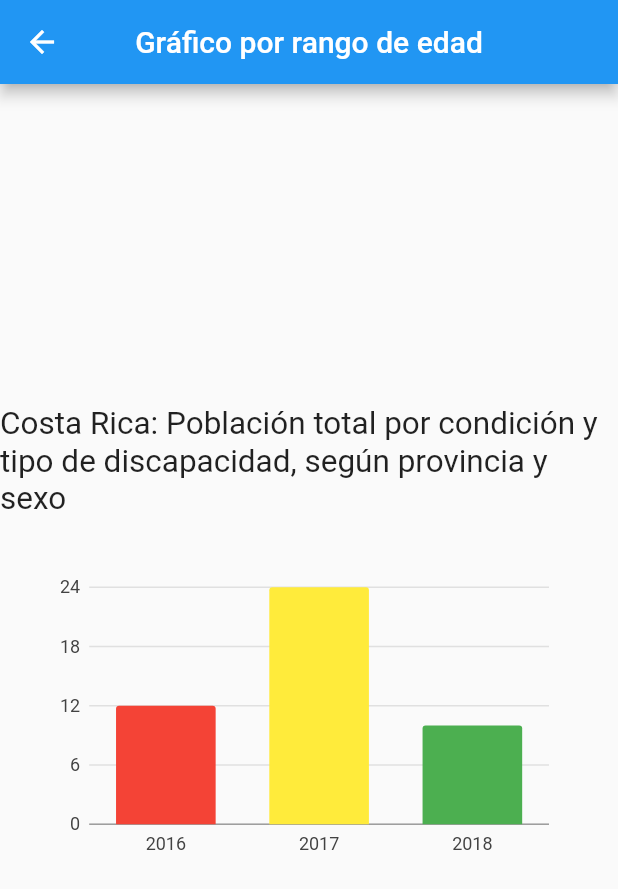
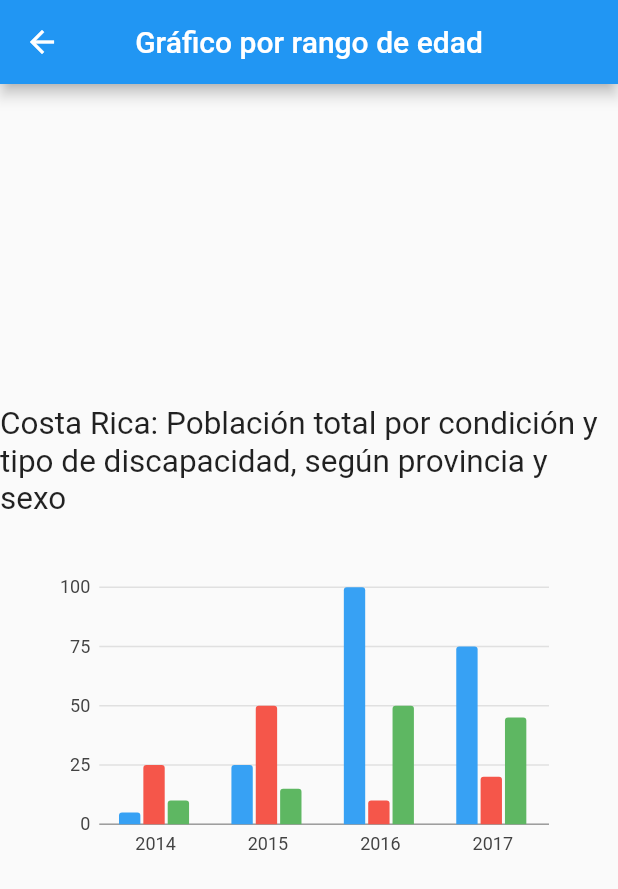
Before and after one commit to Barbara24/Visualizacion1, a Flutter app: the Bars screen opened directly, on a phone screen of 412 x 824 dp. Shown: the top 889 px of the screen. Run offline on Flutter 3.47's test engine with Material 2 defaults, Android fonts, the phone set to English and light mode, and no system bars; our stand-ins replace charts_flutter.

Commit message:
Group Bar Chart

```diff
--- a/first_project/lib/bars.dart
+++ b/first_project/lib/bars.dart
@@ -19,55 +19,62 @@ class BarsState extends State<Bars>{
 
   @override
   Widget build(BuildContext context) {
-    var data = [
-      new ClicksPerYear('2016', clicksCount[0], Colors.red),
-      new ClicksPerYear('2017', clicksCount[1], Colors.yellow),
-      new ClicksPerYear('2018', clicksCount[2], Colors.green),
+    final desktopSalesData = [
+      new OrdinalSales('2014', 5),
+      new OrdinalSales('2015', 25),
+      new OrdinalSales('2016', 100),
+      new OrdinalSales('2017', 75),
+    ];
+
+    final tableSalesData = [
+      new OrdinalSales('2014', 25),
+      new OrdinalSales('2015', 50),
+      new OrdinalSales('2016', 10),
+      new OrdinalSales('2017', 20),
+    ];
+
+    final mobileSalesData = [
+      new OrdinalSales('2014', 10),
+      new OrdinalSales('2015', 15),
+      new OrdinalSales('2016', 50),
+      new OrdinalSales('2017', 45),
     ];
 
 
     var series = [
-      new charts.Series(
-        id: 'Clicks',
-        domainFn: (ClicksPerYear clickData, _) => clickData.year,
-        measureFn: (ClicksPerYear clickData, _) => clickData.clicks,
-        colorFn: (ClicksPerYear clickData, _) => clickData.color,
-        data: data,
+      new charts.Series<OrdinalSales, String>(
+        id: 'Desktop',
+        domainFn: (OrdinalSales sales, _) => sales.year,
+        measureFn: (OrdinalSales sales, _) => sales.sales,
+        data: desktopSalesData,
+        colorFn: (_, __) => charts.MaterialPalette.blue.shadeDefault,
+        fillColorFn: (_, __) =>
+        charts.MaterialPalette.blue.shadeDefault.lighter,
+      ),
+      new charts.Series<OrdinalSales, String>(
+        id: 'Tablet',
+        domainFn: (OrdinalSales sales, _) => sales.year,
+        measureFn: (OrdinalSales sales, _) => sales.sales,
+        data: tableSalesData,
+        colorFn: (_, __) => charts.MaterialPalette.red.shadeDefault,
+        fillColorFn: (_, __) =>
+        charts.MaterialPalette.red.shadeDefault.lighter,
+      ),
+      new charts.Series<OrdinalSales, String>(
+        id: 'Mobile',
+        domainFn: (OrdinalSales sales, _) => sales.year,
+        measureFn: (OrdinalSales sales, _) => sales.sales,
+        data: mobileSalesData,
+        colorFn: (_, __) => charts.MaterialPalette.green.shadeDefault,
+        fillColorFn: (_, __) =>
+        charts.MaterialPalette.green.shadeDefault.lighter,
       ),
     ];
 
     var chart = new charts.BarChart(
       series,
       animate: true,
-      selectionModels: [
-        SelectionModelConfig(
-            changedListener: (SelectionModel model) {
-              if(model.hasDatumSelection) {
-                actualClickData = model.selectedDatum[0].index;
-                showDialog(
-                    context: context,
-                    builder: (BuildContext context){
-                      return AlertDialog(
-                        title: Text(data[actualClickData].year),
-                        content: Text("Clicks made: "+data[actualClickData].clicks.toString()),
-                        actions: <Widget>[
-                          FlatButton(
-                            child: Text("Close"),
-                            onPressed: (){
-                              Navigator.of(context).pop();
-                            },
-                          )
-                        ],
-                      );
-                    }
-                );
-                setState(() {
-
-                });
-              }
-            }
-        )
-      ],
+      barGroupingType: charts.BarGroupingType.grouped,
     );
     return Scaffold(
       appBar: AppBar(
@@ -92,3 +99,11 @@ class BarsState extends State<Bars>{
     );
   }
 }
+
+/// Sample ordinal data type.
+class OrdinalSales {
+  final String year;
+  final int sales;
+
+  OrdinalSales(this.year, this.sales);
+}
```
